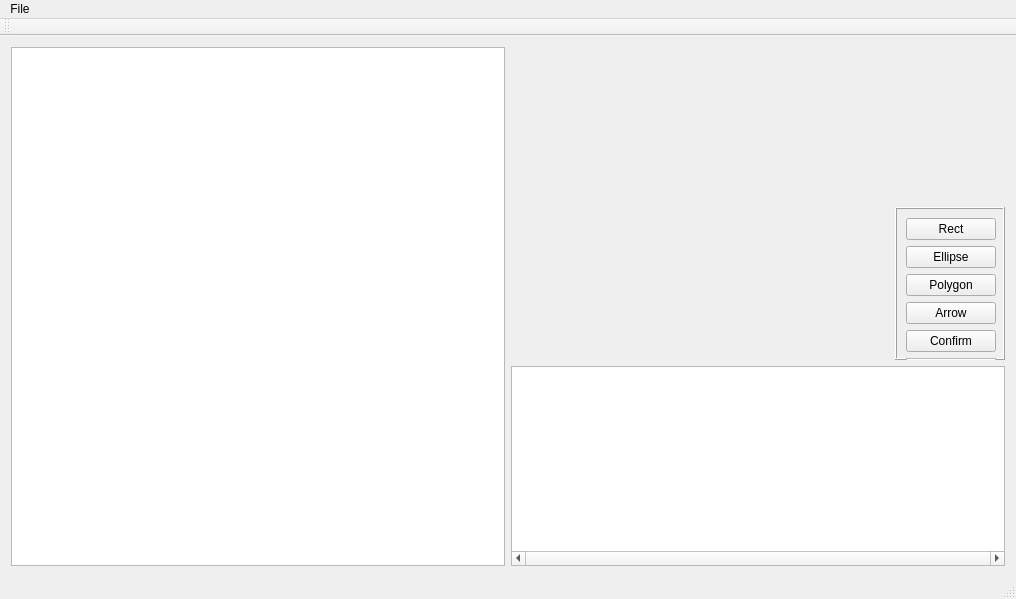
Qt form image_viewer/viewer.ui (RISK46kaf/Practise) before a commit.
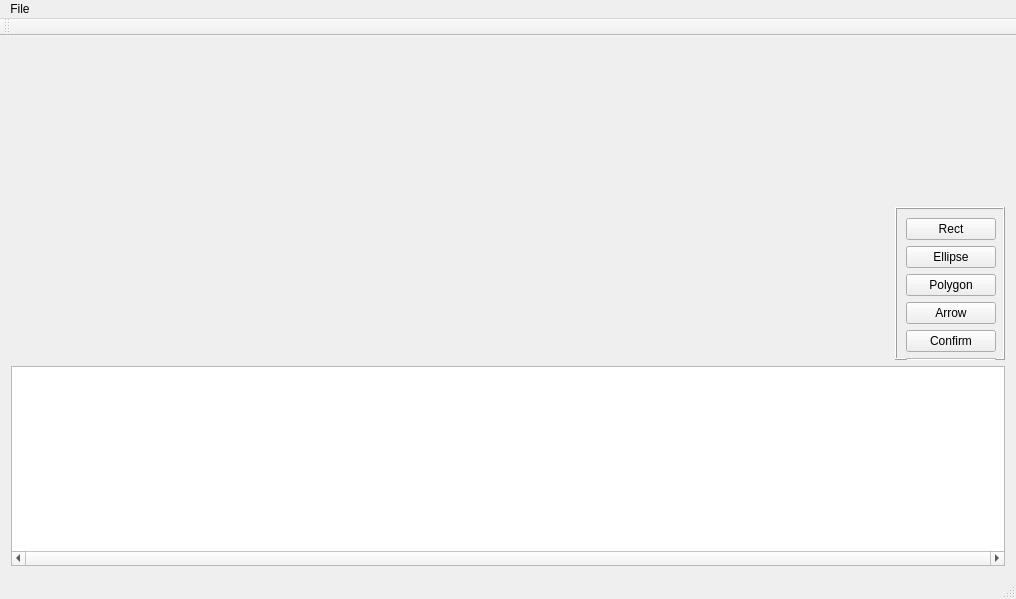
The same form after that commit.

What changed in the file:
```diff
--- a/image_viewer/viewer.ui
+++ b/image_viewer/viewer.ui
@@ -201,11 +201,7 @@
      </widget>
     </item>
     <item row="0" column="0" rowspan="3">
-     <layout class="QGridLayout" name="compareLayout">
-      <item row="0" column="0">
-       <widget class="QGraphicsView" name="cmpView"/>
-      </item>
-     </layout>
+     <layout class="QGridLayout" name="compareLayout"/>
     </item>
    </layout>
   </widget>
```
